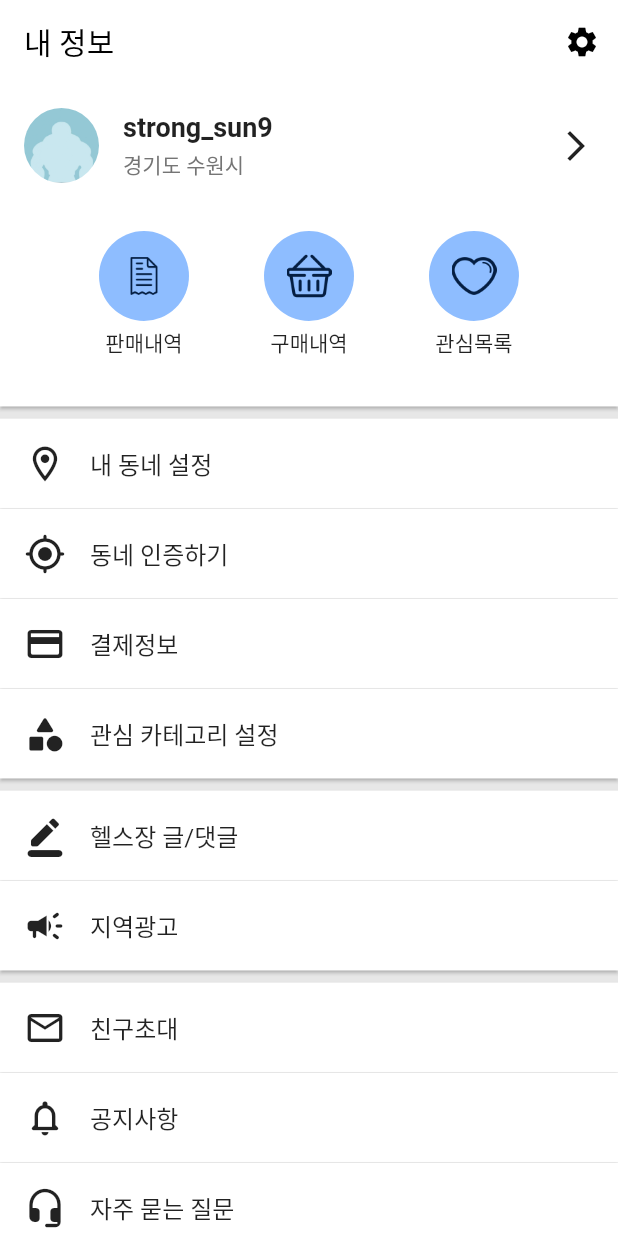
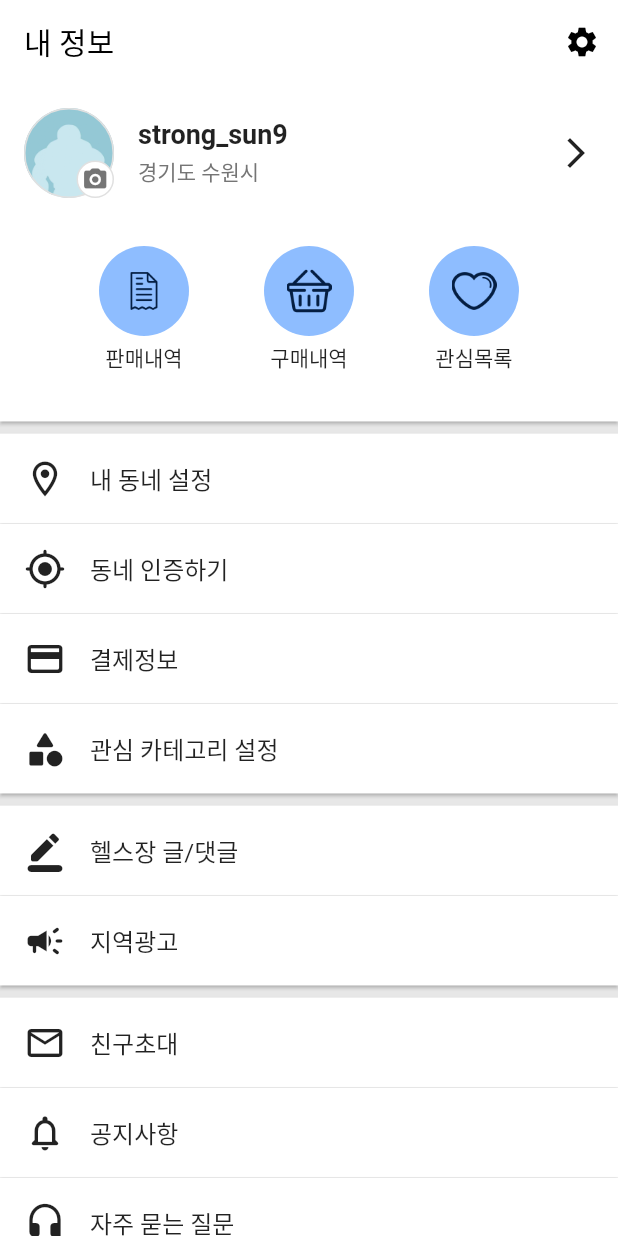
Before and after one commit to Long9725/ENFT_client_app, a Flutter app: the MyInfoPage screen opened directly with sample values from the repository, on a phone screen of 412 x 824 dp. Run offline on Flutter 3.47's test engine with Material 2 defaults, Android fonts, the phone set to English and light mode, and no system bars; our stand-ins replace flutter_swiper_null_safety, location, lottie.

Commit message:
add camera icon

```diff
--- a/lib/src/page/myInfo.dart
+++ b/lib/src/page/myInfo.dart
@@ -94,16 +94,42 @@ class MyInfoPage extends StatelessWidget {
                 Row(
                   children: [
                     InkWell(
-                      onTap: () {},
-                      child: Container(
-                          height: 50,
-                          width: 50,
-                          decoration: BoxDecoration(
-                        shape: BoxShape.circle,
-                        image: DecorationImage(image: AssetImage(user.profile),fit: BoxFit.contain)
-                      )),
+                        onTap: () {},
+                        child: Stack(
+                          children: [
+                            Container(
+                                height: 60,
+                                width: 60,
+                                decoration: BoxDecoration(
+                                    shape: BoxShape.circle,
+                                    border:
+                                        Border.all(color: Colors.grey.shade300),
+                                    image: DecorationImage(
+                                        image: AssetImage(user.profile),
+                                        fit: BoxFit.contain))),
+                            Positioned(
+                                top: 35,
+                                left: 35,
+                                child: Container(
+                                  width: 25,
+                                  height: 25,
+                                  decoration: BoxDecoration(
+                                    shape: BoxShape.circle,
+                                    border:
+                                        Border.all(color: Colors.grey.shade300),
+                                    color: Colors.white,
+                                  ),
+                                  child: const Icon(
+                                    Icons.camera_alt_rounded,
+                                    color: Colors.black54,
+                                    size: 18,
+                                  ),
+                                ))
+                          ],
+                        )),
+                    const SizedBox(
+                      width: kDefaultPadding,
                     ),
-                    const SizedBox(width: kDefaultPadding,),
                     Expanded(
                         child: InkWell(
                             onTap: () {},
```
